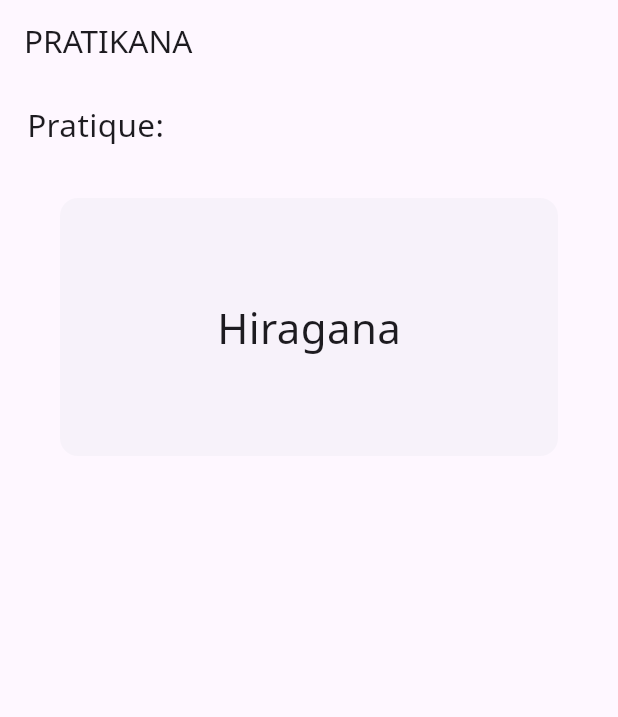
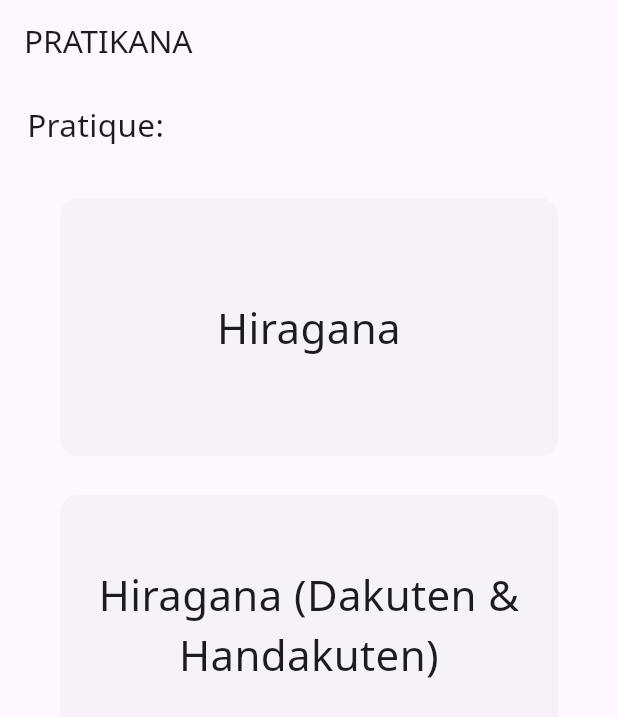
Before and after one commit to ArthurFcc/benkyou, a Flutter app: the screen it shows after launch, on a phone screen of 412 x 824 dp. Shown: the top 717 px of the screen. Run offline on Flutter 3.47's test engine with Material 3 defaults, Android fonts, the light colour scheme and no system bars; our stand-ins replace google_fonts; missing offline and left inert: step_progress.

```diff
--- a/lib/home.dart
+++ b/lib/home.dart
@@ -5,7 +5,6 @@ import 'package:benkyou/lesson/kana.dart';
 import 'package:benkyou/shared/custom_card.dart';
 import 'package:flutter/material.dart';
 import 'package:flutter/services.dart';
-import 'package:google_fonts/google_fonts.dart';
 
 class Home extends StatefulWidget {
   const Home({super.key});
@@ -26,9 +25,7 @@ class _HomeState extends State<Home> {
   @override
   Widget build(BuildContext context) {
     return Scaffold(
-      appBar: AppBar(
-        title: Text("PRATIKANA", style: GoogleFonts.notoSans(fontSize: 21)),
-      ),
+      appBar: AppBar(title: Text("PRATIKANA", style: TextStyle(fontSize: 21))),
       body: Column(
         spacing: 18,
         children: [
@@ -40,10 +37,7 @@ class _HomeState extends State<Home> {
                   vertical: 12,
                   horizontal: 18,
                 ),
-                child: Text(
-                  "Pratique:",
-                  style: GoogleFonts.notoSans(fontSize: 21),
-                ),
+                child: Text("Pratique:", style: TextStyle(fontSize: 21)),
               ),
             ],
           ),
@@ -71,6 +65,25 @@ class _HomeState extends State<Home> {
               ),
             ),
           ),
+          CustomCard(
+            title: "Hiragana (Dakuten & Handakuten)",
+            action: () => showDialog(
+              context: context,
+              builder: (context) => AlertDialog(
+                title: Text("Selecione o silabário"),
+                constraints: BoxConstraints(maxHeight: 350),
+                content: Column(
+                  children: [
+                    kanaLoad("が〜ご", (46, 51)),
+                    kanaLoad("ざ〜ぞ", (51, 56)),
+                    kanaLoad("だ〜ど", (56, 61)),
+                    kanaLoad("ば〜ぼ", (61, 66)),
+                    kanaLoad("ぱ〜ぽ", (66, 71)),
+                  ],
+                ),
+              ),
+            ),
+          ),
         ],
       ),
     );
@@ -91,7 +104,7 @@ class _HomeState extends State<Home> {
         style: ButtonStyle(
           backgroundColor: WidgetStatePropertyAll(Color(0xFF68a49c)),
         ),
-        child: Text(text, style: GoogleFonts.notoSans(fontSize: 21)),
+        child: Text(text, style: TextStyle(fontSize: 21)),
       ),
     );
   }
--- a/lib/main.dart
+++ b/lib/main.dart
@@ -1,5 +1,6 @@
 import 'package:benkyou/home.dart';
 import 'package:flutter/material.dart';
+import 'package:google_fonts/google_fonts.dart';
 
 void main() {
   runApp(const MainApp());
@@ -13,7 +14,10 @@ class MainApp extends StatelessWidget {
     return MaterialApp(
       debugShowCheckedModeBanner: false,
       home: Home(),
-      theme: ThemeData(useMaterial3: true),
+      theme: ThemeData(
+        useMaterial3: true,
+        fontFamily: GoogleFonts.notoSans().fontFamily,
+      ),
     );
   }
 }
--- a/lib/shared/custom_card.dart
+++ b/lib/shared/custom_card.dart
@@ -21,8 +21,13 @@ class CustomCard extends StatelessWidget {
               elevation: 0,
               child: Column(
                 mainAxisAlignment: MainAxisAlignment.center,
+                crossAxisAlignment: CrossAxisAlignment.center,
                 children: [
-                  Text(title, style: GoogleFonts.notoSans(fontSize: 28)),
+                  Text(
+                    title,
+                    textAlign: TextAlign.center,
+                    style: TextStyle(fontSize: 28),
+                  ),
                 ],
               ),
             ),
```
Also changed, not shown: lib/drawing_canvas.dart (+61 -4 lines), assets/kana.json.
